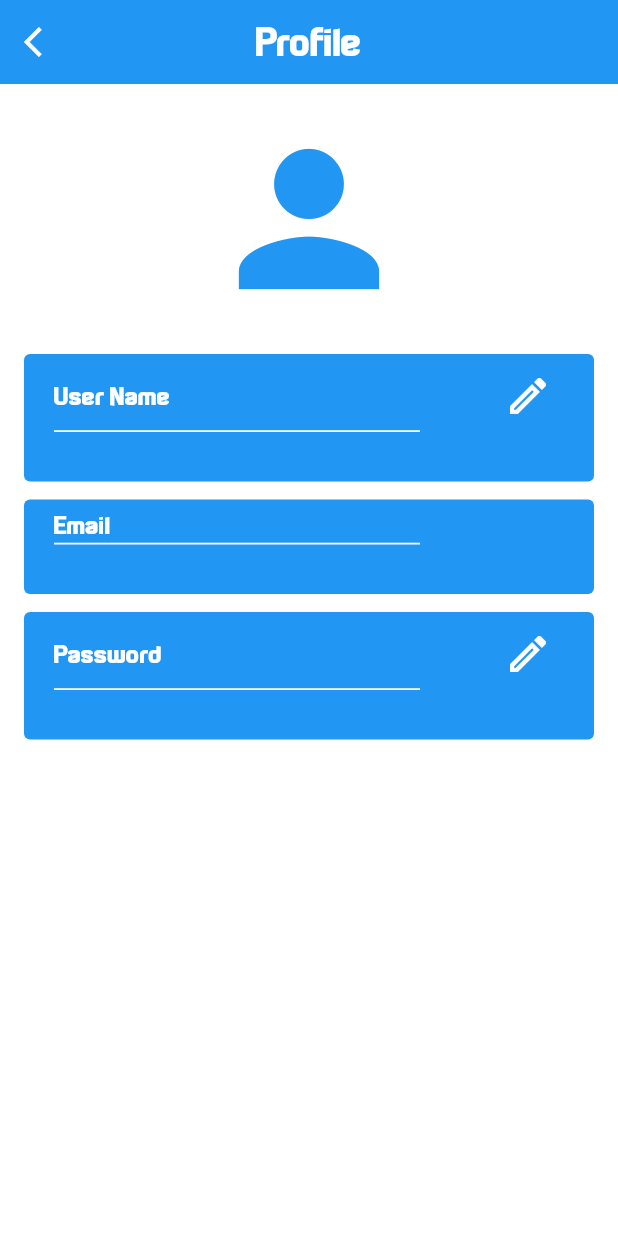
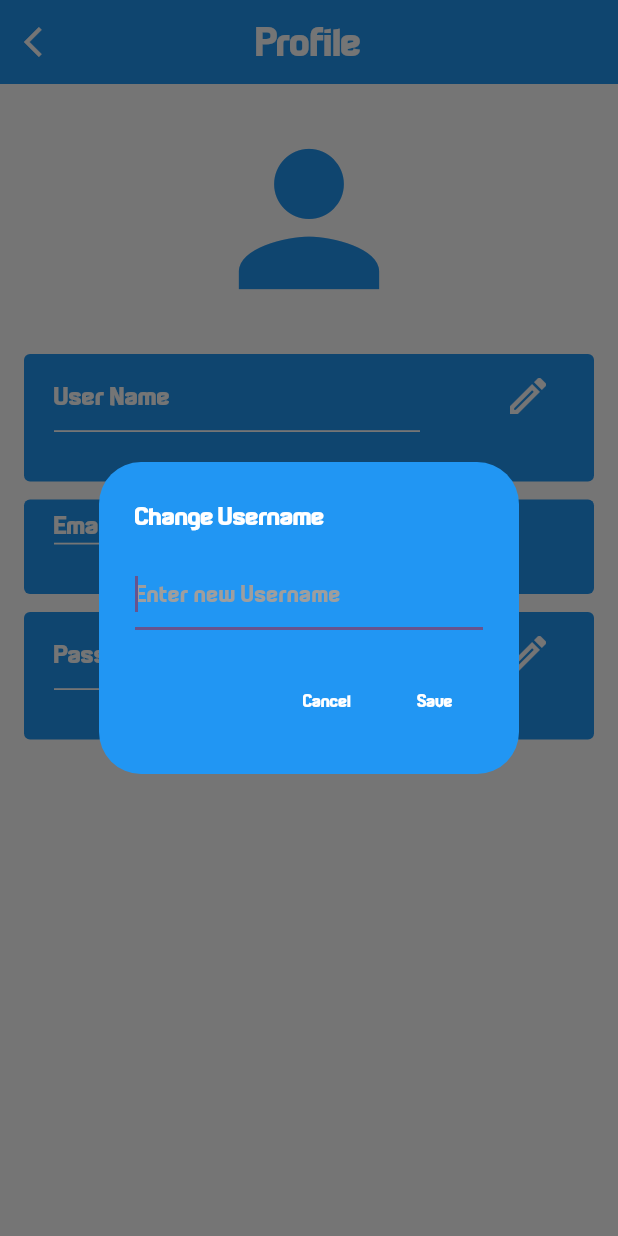
Before and after one commit to 1Shibam/inkflow-Doodle-Drawing-App-, a Flutter app: the ProfilePage screen opened directly, after a tap on the "edit" icon, on a phone screen of 412 x 824 dp. Run offline on Flutter 3.47's test engine with Material 3 defaults, Android fonts, the phone set to English and light mode, and no system bars; our stand-ins replace cloud_firestore, firebase_auth, firebase_core, flutter_svg, flutter_svg_provider, get and 2 more; missing offline and left inert: dart:ffi; accounts and stored records are empty.

Commit message:
i am done

```diff
--- a/lib/pages/profile_page.dart
+++ b/lib/pages/profile_page.dart
@@ -15,6 +15,10 @@ class ProfilePage extends StatefulWidget {
 class _ProfilePageState extends State<ProfilePage> {
   //user
   final currentUser = FirebaseAuth.instance.currentUser!;
+
+  //all users
+
+  final userCollection = FirebaseFirestore.instance.collection("Users");
   @override
   Widget build(BuildContext context) {
     return Scaffold(
@@ -23,13 +27,13 @@ class _ProfilePageState extends State<ProfilePage> {
               onPressed: () {
                 Navigator.pop(context);
               },
-              icon: Icon(
+              icon: const Icon(
                 Icons.arrow_back_ios,
                 color: Colors.white,
                 size: 24,
               )),
           centerTitle: true,
-          title: Text(
+          title: const Text(
             'Profile',
             style: TextStyle(
                 fontFamily: 'Technoma', fontSize: 28, color: Colors.white),
@@ -48,11 +52,11 @@ class _ProfilePageState extends State<ProfilePage> {
               final userData = snapshot.data!.data() as Map<String, dynamic>;
               return ListView(
                 children: [
-                  SizedBox(
+                  const SizedBox(
                     height: 20,
                   ),
-                  Icon(Icons.person, size: 140, color: Colors.blue),
-                  SizedBox(
+                  const Icon(Icons.person, size: 140, color: Colors.blue),
+                  const SizedBox(
                     height: 20,
                   ),
 //username
@@ -60,7 +64,7 @@ class _ProfilePageState extends State<ProfilePage> {
                     alignment: Alignment.center,
                     child: Flexible(
                       child: Container(
-                        padding: EdgeInsets.all(4),
+                        padding: const EdgeInsets.all(4),
                         decoration: ShapeDecoration(
                             color: Colors.blue,
                             shape: RoundedRectangleBorder(
@@ -76,7 +80,7 @@ class _ProfilePageState extends State<ProfilePage> {
                                 mainAxisAlignment:
                                     MainAxisAlignment.spaceBetween,
                                 children: [
-                                  Text(
+                                  const Text(
                                     'User Name',
                                     style: TextStyle(
                                         fontFamily: 'Technoma',
@@ -85,16 +89,16 @@ class _ProfilePageState extends State<ProfilePage> {
                                   ),
                                   IconButton(
                                       onPressed: () {
-                                        editUserName();
+                                        editUserName(context);
                                       },
-                                      icon: Icon(
+                                      icon: const Icon(
                                         Icons.edit_outlined,
                                         color: Colors.white,
                                         size: 32,
                                       ))
                                 ],
                               ),
-                              Divider(
+                              const Divider(
                                 color: Colors.white,
                                 height: 0,
                                 thickness: 1.2,
@@ -102,7 +106,7 @@ class _ProfilePageState extends State<ProfilePage> {
                               ),
                               Text(
                                 userData['username'],
-                                style: TextStyle(
+                                style: const TextStyle(
                                     fontFamily: 'Technoma',
                                     fontSize: 20,
                                     color: Colors.white),
@@ -113,7 +117,7 @@ class _ProfilePageState extends State<ProfilePage> {
                       ),
                     ),
                   ),
-                  SizedBox(
+                  const SizedBox(
                     height: 12,
                   ),
                   //email
@@ -121,7 +125,7 @@ class _ProfilePageState extends State<ProfilePage> {
                     alignment: Alignment.center,
                     child: Flexible(
                       child: Container(
-                        padding: EdgeInsets.all(4),
+                        padding: const EdgeInsets.all(4),
                         decoration: ShapeDecoration(
                             color: Colors.blue,
                             shape: RoundedRectangleBorder(
@@ -133,10 +137,10 @@ class _ProfilePageState extends State<ProfilePage> {
                           child: Column(
                             crossAxisAlignment: CrossAxisAlignment.start,
                             children: [
-                              Row(
+                              const Row(
                                 mainAxisAlignment:
                                     MainAxisAlignment.spaceBetween,
-                                children: const [
+                                children: [
                                   Text(
                                     'Email',
                                     style: TextStyle(
@@ -146,7 +150,7 @@ class _ProfilePageState extends State<ProfilePage> {
                                   ),
                                 ],
                               ),
-                              Divider(
+                              const Divider(
                                 color: Colors.white,
                                 height: 0,
                                 thickness: 1.2,
@@ -154,7 +158,7 @@ class _ProfilePageState extends State<ProfilePage> {
                               ),
                               Text(
                                 maskEmail(currentUser.email!),
-                                style: TextStyle(
+                                style: const TextStyle(
                                     fontFamily: 'Technoma',
                                     fontSize: 20,
                                     color: Colors.white),
@@ -165,7 +169,7 @@ class _ProfilePageState extends State<ProfilePage> {
                       ),
                     ),
                   ),
-                  SizedBox(
+                  const SizedBox(
                     height: 12,
                   ),
 
@@ -174,7 +178,7 @@ class _ProfilePageState extends State<ProfilePage> {
                     alignment: Alignment.center,
                     child: Flexible(
                       child: Container(
-                        padding: EdgeInsets.all(4),
+                        padding: const EdgeInsets.all(4),
                         decoration: ShapeDecoration(
                             color: Colors.blue,
                             shape: RoundedRectangleBorder(
@@ -190,7 +194,7 @@ class _ProfilePageState extends State<ProfilePage> {
                                 mainAxisAlignment:
                                     MainAxisAlignment.spaceBetween,
                                 children: [
-                                  Text(
+                                  const Text(
                                     'Password',
                                     style: TextStyle(
                                         fontFamily: 'Technoma',
@@ -201,17 +205,17 @@ class _ProfilePageState extends State<ProfilePage> {
                                       onPressed: () {
                                         myDialog.myLoader(
                                             context,
-                                            ForgotPasswordPage(),
+                                            const ForgotPasswordPage(),
                                             'assets/images/Rhombus.gif');
                                       },
-                                      icon: Icon(
+                                      icon: const Icon(
                                         Icons.edit_outlined,
                                         color: Colors.white,
                                         size: 32,
                                       ))
                                 ],
                               ),
-                              Divider(
+                              const Divider(
                                 color: Colors.white,
                                 height: 0,
                                 thickness: 1.2,
@@ -219,7 +223,7 @@ class _ProfilePageState extends State<ProfilePage> {
                               ),
                               Text(
                                 '*' * userData["password"].length,
-                                style: TextStyle(
+                                style: const TextStyle(
                                     fontFamily: 'Technoma',
                                     fontSize: 20,
                                     color: Colors.white),
@@ -249,7 +253,57 @@ class _ProfilePageState extends State<ProfilePage> {
 }
 //change the user name
 
-void editUserName() {}
+Future<void> editUserName(context) async {
+  String newvalue = "";
+  await showDialog(
+    context: context,
+    builder: (context) => AlertDialog(
+      backgroundColor: Colors.blue,
+      title: Text(
+        'Change Username',
+        style: TextStyle(
+            fontFamily: 'Technoma', fontSize: 18, color: Colors.white),
+      ),
+      content: TextField(
+        autofocus: true,
+        style: TextStyle(
+          fontFamily: 'Technoma',
+          fontSize: 16,
+          color: Colors.white,
+        ),
+        decoration: InputDecoration(
+            hintText: 'Enter new Username',
+            hintStyle: TextStyle(color: Colors.grey)),
+        onChanged: (value) {
+          newvalue = value;
+        },
+      ),
+      actions: [
+        TextButton(
+            onPressed: () {
+              Navigator.of(context).pop(newvalue);
+            },
+            child: Text(
+              'Cancel',
+              style: TextStyle(
+                  fontFamily: 'Technoma', fontSize: 12, color: Colors.white),
+            )),
+        TextButton(
+            onPressed: () {
+              Navigator.pop(context);
+            },
+            child: Text(
+              'Save',
+              style: TextStyle(
+                  fontFamily: 'Technoma', fontSize: 12, color: Colors.white),
+            ))
+      ],
+    ),
+  );
+}
+//updating the name in firestore
+
+//updating the name in firestore
 
 //method for masking the user email
 String maskEmail(String email) {
```
